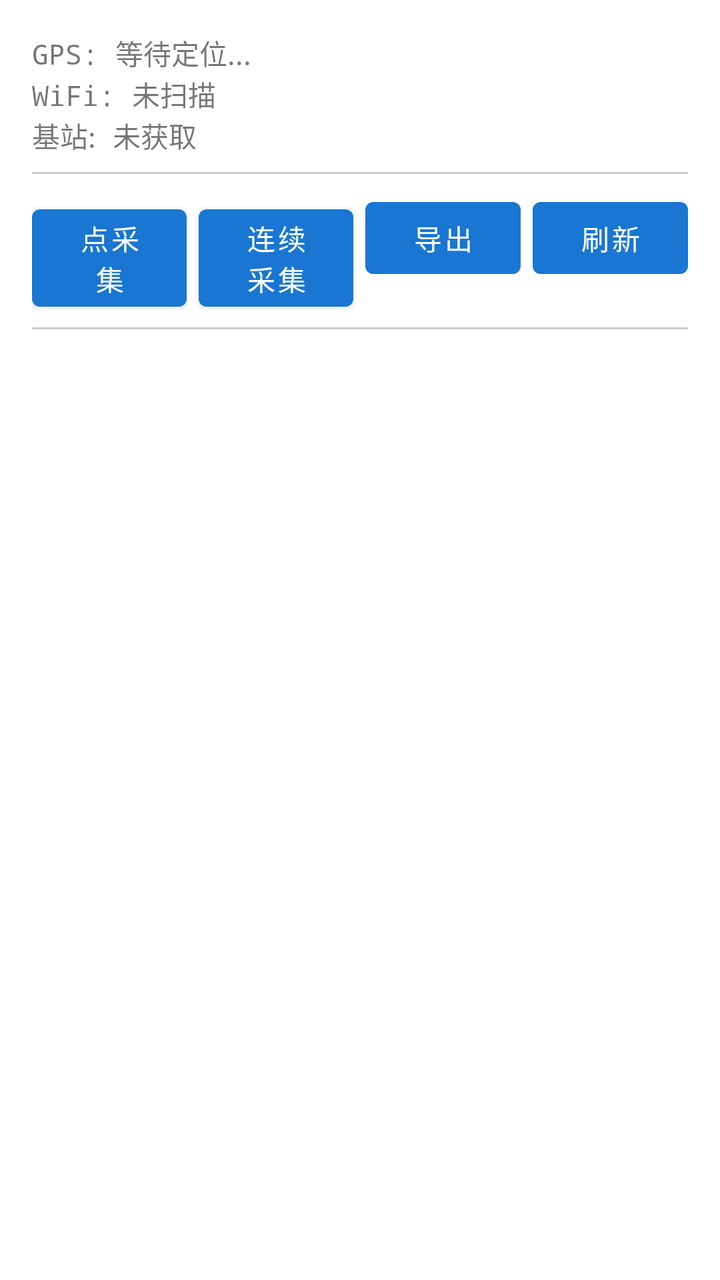
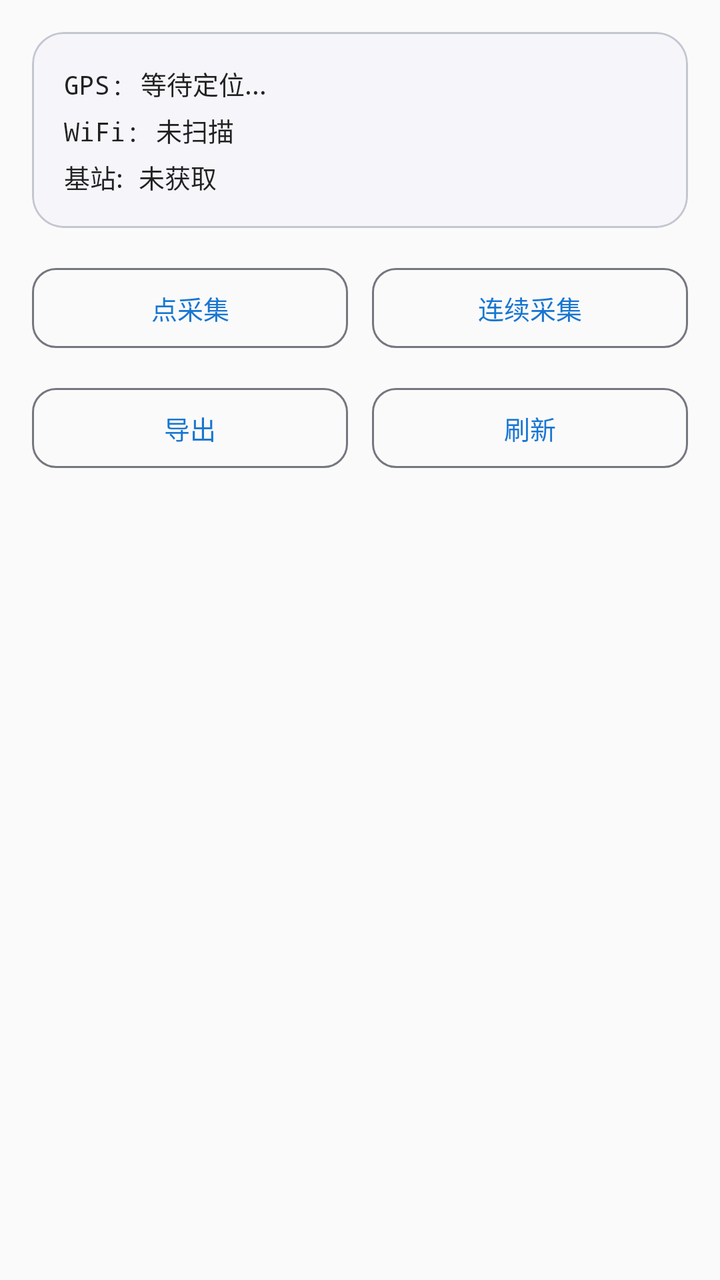

Screens rendered from an Android XML layout before and after an edit, with the pre-edit source and the edit as a unified diff.
<!-- AndroidManifest.xml: another module's application theme Theme.MelosCollector -->
<!-- res/layout/fragment_collector.xml -->
<?xml version="1.0" encoding="utf-8"?>
<LinearLayout xmlns:android="http://schemas.android.com/apk/res/android"
    android:layout_width="match_parent"
    android:layout_height="match_parent"
    android:orientation="vertical"
    android:padding="16dp">

    <TextView
        android:id="@+id/tvGps"
        android:layout_width="match_parent"
        android:layout_height="wrap_content"
        android:text="GPS: 等待定位..."
        android:textSize="14sp"
        android:fontFamily="monospace" />

    <TextView
        android:id="@+id/tvWifi"
        android:layout_width="match_parent"
        android:layout_height="wrap_content"
        android:text="WiFi: 未扫描"
        android:textSize="14sp"
        android:fontFamily="monospace" />

    <TextView
        android:id="@+id/tvCell"
        android:layout_width="match_parent"
        android:layout_height="wrap_content"
        android:text="基站: 未获取"
        android:textSize="14sp"
        android:fontFamily="monospace" />

    <View
        android:layout_width="match_parent"
        android:layout_height="1dp"
        android:layout_marginVertical="8dp"
        android:background="#CCCCCC" />

    <LinearLayout
        android:layout_width="match_parent"
        android:layout_height="wrap_content"
        android:orientation="horizontal">

        <Button
            android:id="@+id/btnCapture"
            android:layout_width="0dp"
            android:layout_height="wrap_content"
            android:layout_weight="1"
            android:text="点采集"
            android:layout_marginEnd="3dp" />

        <Button
            android:id="@+id/btnContinuous"
            android:layout_width="0dp"
            android:layout_height="wrap_content"
            android:layout_weight="1"
            android:text="连续采集"
            android:layout_marginHorizontal="3dp" />

        <Button
            android:id="@+id/btnExport"
            android:layout_width="0dp"
            android:layout_height="wrap_content"
            android:layout_weight="1"
            android:text="导出"
            android:layout_marginHorizontal="3dp" />

        <Button
            android:id="@+id/btnRefresh"
            android:layout_width="0dp"
            android:layout_height="wrap_content"
            android:layout_weight="1"
            android:text="刷新"
            android:layout_marginStart="3dp" />
    </LinearLayout>

    <View
        android:layout_width="match_parent"
        android:layout_height="1dp"
        android:layout_marginVertical="8dp"
        android:background="#CCCCCC" />

    <ListView
        android:id="@+id/lvCaptures"
        android:layout_width="match_parent"
        android:layout_height="0dp"
        android:layout_weight="1"
        android:divider="#E0E0E0"
        android:dividerHeight="1dp" />

</LinearLayout>
<!-- resources referenced by this layout -->
<resources>
  <style name="Theme.MelosCollector" parent="Theme.MaterialComponents.Light.DarkActionBar">
          <item name="colorPrimary">#1976D2</item>
          <item name="colorPrimaryDark">#1565C0</item>
          <item name="colorAccent">#42A5F5</item>
      </style>
</resources>

<!-- the commit's change to res/layout/fragment_collector.xml (unified diff, before → after) -->
@@ -1,90 +1,136 @@
 <?xml version="1.0" encoding="utf-8"?>
 <LinearLayout xmlns:android="http://schemas.android.com/apk/res/android"
+    xmlns:app="http://schemas.android.com/apk/res-auto"
     android:layout_width="match_parent"
     android:layout_height="match_parent"
     android:orientation="vertical"
-    android:padding="16dp">
+    android:background="@color/md_surface">
 
-    <TextView
-        android:id="@+id/tvGps"
+    
+    <com.google.android.material.card.MaterialCardView
         android:layout_width="match_parent"
         android:layout_height="wrap_content"
-        android:text="GPS: 等待定位..."
-        android:textSize="14sp"
-        android:fontFamily="monospace" />
+        android:layout_margin="16dp"
+        app:cardBackgroundColor="@color/md_surface_container_low"
+        app:cardCornerRadius="16dp"
+        app:cardElevation="0dp"
+        app:strokeColor="@color/md_outline_variant"
+        app:strokeWidth="1dp">
 
-    <TextView
-        android:id="@+id/tvWifi"
+        <LinearLayout
+            android:layout_width="match_parent"
+            android:layout_height="wrap_content"
+            android:orientation="vertical"
+            android:padding="16dp">
+
+            <TextView
+                android:id="@+id/tvGps"
+                android:layout_width="match_parent"
+                android:layout_height="wrap_content"
+                android:text="GPS: 等待定位..."
+                android:textSize="13sp"
+                android:fontFamily="monospace"
+                android:textColor="@color/text_primary"
+                android:layout_marginBottom="4dp" />
+
+            <TextView
+                android:id="@+id/tvWifi"
+                android:layout_width="match_parent"
+                android:layout_height="wrap_content"
+                android:text="WiFi: 未扫描"
+                android:textSize="13sp"
+                android:fontFamily="monospace"
+                android:textColor="@color/text_primary"
+                android:layout_marginBottom="4dp" />
+
+            <TextView
+                android:id="@+id/tvCell"
+                android:layout_width="match_parent"
+                android:layout_height="wrap_content"
+                android:text="基站: 未获取"
+                android:textSize="13sp"
+                android:fontFamily="monospace"
+                android:textColor="@color/text_primary" />
+
+        </LinearLayout>
+    </com.google.android.material.card.MaterialCardView>
+
+    
+    <LinearLayout
         android:layout_width="match_parent"
         android:layout_height="wrap_content"
-        android:text="WiFi: 未扫描"
-        android:textSize="14sp"
-        android:fontFamily="monospace" />
+        android:orientation="horizontal"
+        android:layout_marginHorizontal="16dp"
+        android:layout_marginBottom="12dp">
 
-    <TextView
-        android:id="@+id/tvCell"
-        android:layout_width="match_parent"
-        android:layout_height="wrap_content"
-        android:text="基站: 未获取"
-        android:textSize="14sp"
-        android:fontFamily="monospace" />
+        <com.google.android.material.button.MaterialButton
+            android:id="@+id/btnCapture"
+            style="@style/Widget.Material3.Button.OutlinedButton"
+            android:layout_width="0dp"
+            android:layout_height="48dp"
+            android:layout_weight="1"
+            android:layout_marginEnd="6dp"
+            android:text="点采集"
+            android:textSize="13sp"
+            app:cornerRadius="12dp"
+            app:strokeColor="@color/md_outline" />
 
-    <View
-        android:layout_width="match_parent"
-        android:layout_height="1dp"
-        android:layout_marginVertical="8dp"
-        android:background="#CCCCCC" />
+        <com.google.android.material.button.MaterialButton
+            android:id="@+id/btnContinuous"
+            style="@style/Widget.Material3.Button.OutlinedButton"
+            android:layout_width="0dp"
+            android:layout_height="48dp"
+            android:layout_weight="1"
+            android:layout_marginStart="6dp"
+            android:text="连续采集"
+            android:textSize="13sp"
+            app:cornerRadius="12dp"
+            app:strokeColor="@color/md_outline" />
+
+    </LinearLayout>
 
     <LinearLayout
         android:layout_width="match_parent"
         android:layout_height="wrap_content"
-        android:orientation="horizontal">
+        android:orientation="horizontal"
+        android:layout_marginHorizontal="16dp"
+        android:layout_marginBottom="12dp">
 
-        <Button
-            android:id="@+id/btnCapture"
+        <com.google.android.material.button.MaterialButton
+            android:id="@+id/btnExport"
+            style="@style/Widget.Material3.Button.OutlinedButton"
             android:layout_width="0dp"
-            android:layout_height="wrap_content"
+            android:layout_height="48dp"
             android:layout_weight="1"
-            android:text="点采集"
-            android:layout_marginEnd="3dp" />
+            android:layout_marginEnd="6dp"
+            android:text="导出"
+            android:textSize="13sp"
+            app:cornerRadius="12dp"
+            app:strokeColor="@color/md_outline" />
 
-        <Button
-            android:id="@+id/btnContinuous"
+        <com.google.android.material.button.MaterialButton
+            android:id="@+id/btnRefresh"
+            style="@style/Widget.Material3.Button.OutlinedButton"
             android:layout_width="0dp"
-            android:layout_height="wrap_content"
+            android:layout_height="48dp"
             android:layout_weight="1"
-            android:text="连续采集"
-            android:layout_marginHorizontal="3dp" />
+            android:layout_marginStart="6dp"
+            android:text="刷新"
+            android:textSize="13sp"
+            app:cornerRadius="12dp"
+            app:strokeColor="@color/md_outline" />
 
-        <Button
-            android:id="@+id/btnExport"
-            android:layout_width="0dp"
-            android:layout_height="wrap_content"
-            android:layout_weight="1"
-            android:text="导出"
-            android:layout_marginHorizontal="3dp" />
-
-        <Button
-            android:id="@+id/btnRefresh"
-            android:layout_width="0dp"
-            android:layout_height="wrap_content"
-            android:layout_weight="1"
-            android:text="刷新"
-            android:layout_marginStart="3dp" />
     </LinearLayout>
 
-    <View
-        android:layout_width="match_parent"
-        android:layout_height="1dp"
-        android:layout_marginVertical="8dp"
-        android:background="#CCCCCC" />
-
+    
     <ListView
         android:id="@+id/lvCaptures"
         android:layout_width="match_parent"
         android:layout_height="0dp"
         android:layout_weight="1"
-        android:divider="#E0E0E0"
-        android:dividerHeight="1dp" />
+        android:divider="@android:color/transparent"
+        android:dividerHeight="8dp"
+        android:clipToPadding="false"
+        android:paddingHorizontal="16dp" />
 
 </LinearLayout>
<!-- resource entries referenced after the edit -->
@@ -1,5 +1,10 @@
 <!-- resources referenced by this layout -->
 <resources>
+  <color name="md_outline">#FF74777F</color>
+  <color name="md_outline_variant">#FFC4C6D0</color>
+  <color name="md_surface">#FFFAFAFA</color>
+  <color name="md_surface_container_low">#FFF5F5FA</color>
+  <color name="text_primary">#DD000000</color>
   <style name="Theme.MelosCollector" parent="Theme.MaterialComponents.Light.DarkActionBar">
           <item name="colorPrimary">#1976D2</item>
           <item name="colorPrimaryDark">#1565C0</item>
